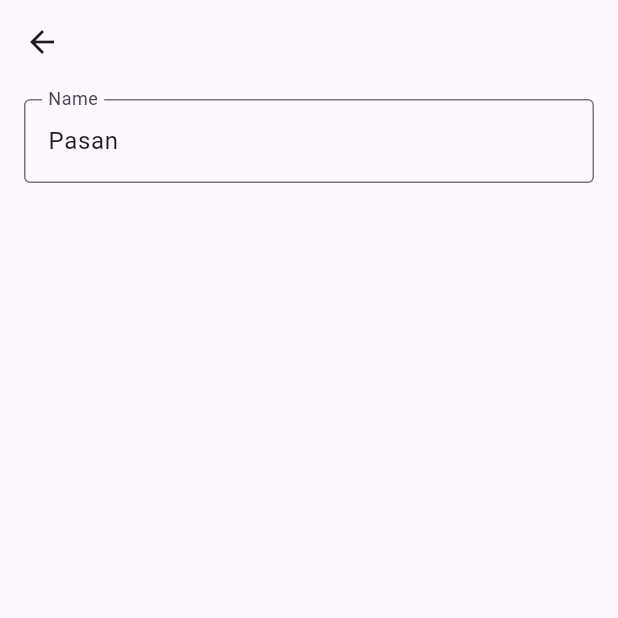
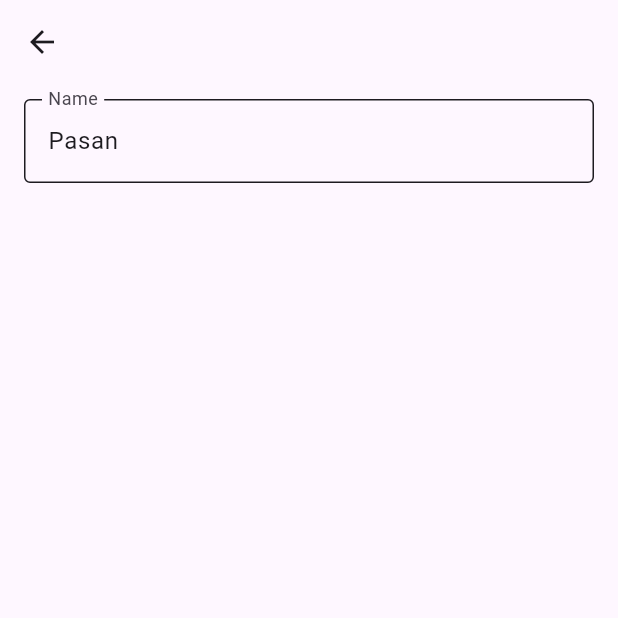
Before and after one commit to Upside-Solutions-Pvt-Ltd/upside_component_lib, a Flutter app: the screen it shows after launch, after a tap on "Form Fields", on a phone screen of 412 x 824 dp, the top half of it. Run offline on Flutter 3.47's test engine with Material 3 defaults, Android fonts, the phone set to English and light mode, and no system bars; our stand-ins replace plugin_platform_interface, web.

Commit message:
example view changes

```diff
--- a/example/lib/component/buttons_screen.dart
+++ b/example/lib/component/buttons_screen.dart
@@ -1,6 +1,6 @@
 import 'package:flutter/material.dart';
 
-import 'package:upside_component_lib_example/component/primary_button.dart';
+import 'package:upside_component_lib/ui/component/button/primary_button.dart';
 
 class ButtonsScreen extends StatelessWidget {
   const ButtonsScreen({super.key});
--- a/example/lib/main.dart
+++ b/example/lib/main.dart
@@ -1,8 +1,4 @@
 import 'package:flutter/material.dart';
-import 'dart:async';
-
-import 'package:flutter/services.dart';
-import 'package:upside_component_lib/upside_component_lib.dart';
 import 'package:upside_component_lib_example/component/form_field_screen.dart';
 import 'package:upside_component_lib_example/component/buttons_screen.dart';
 
@@ -27,12 +23,18 @@ class _MyAppState extends State<MyApp> {
   Widget build(BuildContext context) {
     return MaterialApp(
       debugShowCheckedModeBanner: false,
-      home: LandingScreen(),
+      theme: ThemeData(
+        useMaterial3: true,
+        colorScheme: ColorScheme.fromSeed(seedColor: Colors.deepPurple),
+      ),
+      home: const LandingScreen(),
     );
   }
 }
 
 class LandingScreen extends StatelessWidget {
+  const LandingScreen({super.key});
+
   @override
   Widget build(BuildContext context) {
     return Scaffold(
--- a/lib/config/default_values.dart
+++ b/lib/config/default_values.dart
@@ -13,4 +13,9 @@ class TextFieldConstants {
   static const double enabledTextFieldBorderWidth = 1.0;
   static const double errorTextFieldBorderWidth = 1.0;
   static const double disabledTextFieldBorderWidth = 1.0;
+
+  static const double focusedTextFieldRadius = 4.0;
+  static const double enabledTextFieldRadius = 4.0;
+  static const double errorTextFieldRadius = 4.0;
+  static const double disabledTextFieldRadius = 4.0;
 }
--- a/lib/theme/app_colors.dart
+++ b/lib/theme/app_colors.dart
@@ -3,27 +3,27 @@ import 'package:flutter/material.dart';
 class AppColors {
   static const Color primary = Color(0xFF38693C);
   static const Color onPrimary = Color(0xFFFFFFFF);
-  static  Color primaryHovered = primary.withOpacity(0.08);
-  static  Color primaryFocused = primary.withOpacity(0.1);
-  static  Color primaryPressed = primary.withOpacity(0.08);
-  static  Color primaryDisabled = onPrimary.withOpacity(0.1);
+  static Color primaryHovered = primary.withOpacity(0.08);
+  static Color primaryFocused = primary.withOpacity(0.1);
+  static Color primaryPressed = primary.withOpacity(0.08);
+  static Color primaryDisabled = onPrimary.withOpacity(0.1);
   static const Color onPrimaryDisabled = Color(0xFF1D1B20);
 
   static const Color secondary = Color(0xFFCAC4D0);
   static const Color onSecondary = Color(0xFF49454F);
   static const Color secondaryBorder = Color(0xFFCAC4D0);
-  static  Color secondaryHovered = secondary.withOpacity(0.08);
-  static  Color secondaryFocused = secondary.withOpacity(0.1);
-  static  Color secondaryPressed = secondary.withOpacity(0.08);
+  static Color secondaryHovered = secondary.withOpacity(0.08);
+  static Color secondaryFocused = secondary.withOpacity(0.1);
+  static Color secondaryPressed = secondary.withOpacity(0.08);
   static Color secondaryDisabled = secondary.withOpacity(0.1);
-  static  Color onSecondaryDisabled = onSecondary;
+  static Color onSecondaryDisabled = onSecondary;
 
   static const Color tertiary = Color(0xFFE8DEF8);
   static const Color onTertiary = Color(0xFF4A4459);
   static Color tertiaryHovered = tertiary.withOpacity(0.08);
   static Color tertiaryFocused = tertiary.withOpacity(0.1);
   static Color tertiaryPressed = tertiary.withOpacity(0.08);
-  static  Color tertiaryDisabled = tertiary.withOpacity(0.1);
+  static Color tertiaryDisabled = tertiary.withOpacity(0.1);
   static const Color onTertiaryDisabled = Color(0xFF1D1B20);
 
   static const Color destructive = Color(0xFFBA1A1A);
@@ -34,9 +34,8 @@ class AppColors {
   static const Color destructiveDisabled = Color(0x1A1D1B20);
   static const Color onDestructiveDisabled = Color(0xFF1D1B20);
 
-static const Color textFieldEnabled = Color(0xFF79747E);
-static const Color textFieldFocused = Color(0xFF6750A4);
-static const Color textFieldError = Color(0xFFB3261E);
-static const Color textFieldDisabled = Color(0x1A1D1B20);
-
+  static const Color textFieldEnabled = Color(0xFF1D1B20);
+  static const Color textFieldFocused = Color(0xFF6750A4);
+  static const Color textFieldError = Color(0xFFB3261E);
+  static const Color textFieldDisabled = Color(0xFF1D1B20);
 }
--- a/lib/ui/component/form/base_text_input_field.dart
+++ b/lib/ui/component/form/base_text_input_field.dart
@@ -18,20 +18,32 @@ abstract class BaseTextInputField extends StatelessWidget {
       decoration: InputDecoration(
         labelText: label,
         enabledBorder: OutlineInputBorder(
+          borderRadius: BorderRadius.circular(getEnabledBorderRadius()),
           borderSide: BorderSide(
             width: getEnabledBorderWidth(),
             color: getEnabledBorderColor(),
           ),
         ),
         focusedBorder: OutlineInputBorder(
-          borderSide: BorderSide(color: getFocusedBorderColor(),width: getFocusedBorderWidth(),
-
-        ),),
+          borderRadius: BorderRadius.circular(getFocusedBorderRadius()),
+          borderSide: BorderSide(
+            color: getFocusedBorderColor(),
+            width: getFocusedBorderWidth(),
+          ),
+        ),
         errorBorder: OutlineInputBorder(
-          borderSide: BorderSide(color: getErrorBorderColor(), width: getErrorBorderWidth()),
+          borderRadius: BorderRadius.circular(getErrorBorderRadius()),
+          borderSide: BorderSide(
+            color: getErrorBorderColor(),
+            width: getErrorBorderWidth(),
+          ),
         ),
         disabledBorder: OutlineInputBorder(
-          borderSide: BorderSide(color: getDisabledBorderColor(), width: getDisabledBorderWidth()),
+          borderRadius: BorderRadius.circular(getDisabledBorderRadius()),
+          borderSide: BorderSide(
+            color: getDisabledBorderColor(),
+            width: getDisabledBorderWidth(),
+          ),
         ),
       ),
       onChanged: onChanged,
@@ -49,10 +61,17 @@ abstract class BaseTextInputField extends StatelessWidget {
 
   double getEnabledBorderWidth();
 
-  double getFocusedBorderWidth() ;
+  double getFocusedBorderWidth();
 
-  double getErrorBorderWidth() ;
+  double getErrorBorderWidth();
 
-  double getDisabledBorderWidth() ;
+  double getDisabledBorderWidth();
 
+  double getEnabledBorderRadius();
+
+  double getFocusedBorderRadius();
+
+  double getErrorBorderRadius();
+
+  double getDisabledBorderRadius();
 }
--- a/lib/ui/component/form/upside_text_input_field.dart
+++ b/lib/ui/component/form/upside_text_input_field.dart
@@ -51,4 +51,24 @@ class UpsideTextInputField extends BaseTextInputField {
   double getFocusedBorderWidth() {
     return TextFieldConstants.focusedTextFieldBorderWidth;
   }
+
+  @override
+  double getDisabledBorderRadius() {
+    return TextFieldConstants.disabledTextFieldRadius;
+  }
+
+  @override
+  double getEnabledBorderRadius() {
+    return TextFieldConstants.enabledTextFieldRadius;
+  }
+
+  @override
+  double getErrorBorderRadius() {
+    return TextFieldConstants.errorTextFieldRadius;
+  }
+
+  @override
+  double getFocusedBorderRadius() {
+    return TextFieldConstants.focusedTextFieldRadius;
+  }
 }
--- a/pubspec.yaml
+++ b/pubspec.yaml
@@ -14,6 +14,7 @@ dependencies:
     sdk: flutter
   web: ^1.0.0
   plugin_platform_interface: ^2.0.2
+  table_calendar: ^3.2.0
 
 dev_dependencies:
   flutter_test:
```
Also changed, not shown: example/lib/component/primary_button.dart (added, +96 -0 lines), lib/ui/component/app_bar/app_bar_with_drawer.dart (added, +10 -0 lines), example/pubspec.lock.
